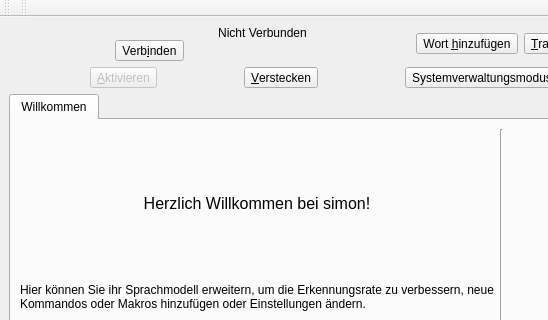
The window that ui/main.ui (KDE/simon) describes before a commit, drawn with Qt 5; both pictures show x 0 to 548 and y 0 to 320 of the 803 by 623 pixel window.
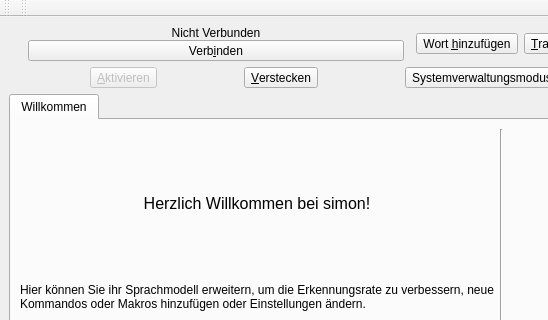
The same window after the commit. Icons and pictures are not drawn. Custom widgets are drawn as their Qt base class.

Diff of the .ui file:
```diff
--- a/ui/main.ui
+++ b/ui/main.ui
@@ -66,13 +66,13 @@
           <number>0</number>
          </property>
          <property name="leftMargin" >
-          <number>0</number>
+          <number>6</number>
          </property>
          <property name="topMargin" >
           <number>0</number>
          </property>
          <property name="rightMargin" >
-          <number>0</number>
+          <number>6</number>
          </property>
          <property name="bottomMargin" >
           <number>0</number>
@@ -98,6 +98,12 @@
            <property name="enabled" >
             <bool>true</bool>
            </property>
+           <property name="sizePolicy" >
+            <sizepolicy vsizetype="Fixed" hsizetype="MinimumExpanding" >
+             <horstretch>0</horstretch>
+             <verstretch>0</verstretch>
+            </sizepolicy>
+           </property>
            <property name="accessibleName" >
             <string>Verbinden</string>
            </property>
```
